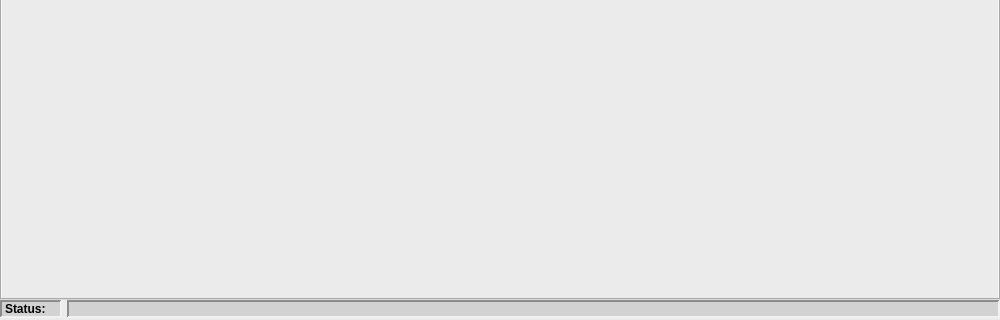
Qt form Gui/src/MainWindow.ui (3nock/OTE) before a commit; both pictures show x 0 to 1000 and y 360 to 680 of the 1000 by 680 pixel window.
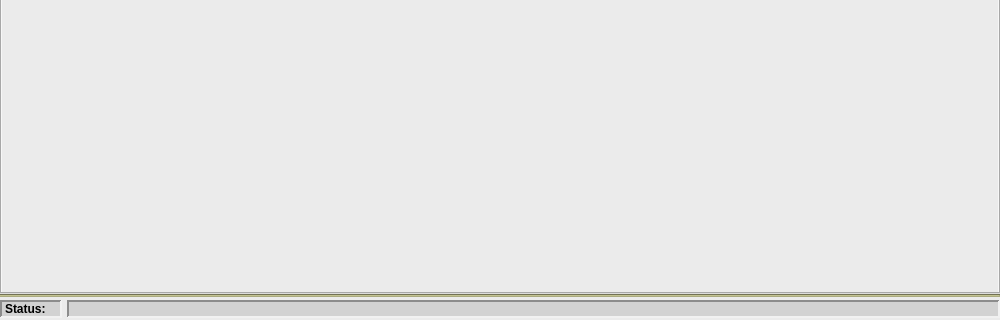
The same form after that commit.

```diff
--- a/Gui/src/MainWindow.ui
+++ b/Gui/src/MainWindow.ui
@@ -35,9 +35,9 @@
    </size>
   </property>
   <widget class="QWidget" name="centralwidget">
-   <layout class="QVBoxLayout" name="verticalLayout">
+   <layout class="QVBoxLayout" name="verticalLayout_2">
     <property name="spacing">
-     <number>0</number>
+     <number>3</number>
     </property>
     <property name="leftMargin">
      <number>0</number>
@@ -52,6 +52,11 @@
      <number>0</number>
     </property>
     <item>
+     <layout class="QVBoxLayout" name="verticalLayout">
+      <property name="spacing">
+       <number>0</number>
+      </property>
+      <item>
      <widget class="QTabWidget" name="tabWidget_mainTab">
       <property name="font">
        <font>
@@ -65,6 +70,9 @@
        <string notr="true">/*QTabBar::tab:hover {
 background-color: rgb(212, 212, 159);
 }*/
+QTabWidget::tab-bar {
+    left: 10px; /* move to the right by 5px */
+}
 
 QTabBar::tab:hover{
 background-color: rgb(220, 220, 220);
@@ -75,6 +83,18 @@
 }</string>
       </property>
      </widget>
+      </item>
+      <item>
+       <widget class="Line" name="line">
+        <property name="styleSheet">
+         <string notr="true">background-color: rgb(170, 170, 127);</string>
+        </property>
+        <property name="orientation">
+         <enum>Qt::Horizontal</enum>
+        </property>
+       </widget>
+      </item>
+     </layout>
     </item>
     <item>
      <layout class="QHBoxLayout" name="horizontalLayout">
```
Lines whose indentation alone changed are shown as unchanged.
